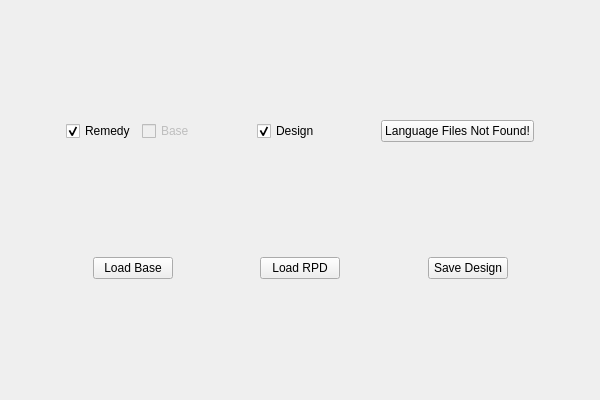
First picture: the form in RpdDesign/RpdDesign.ui, repository shengjie-lin/RPD-Design, before the edit.
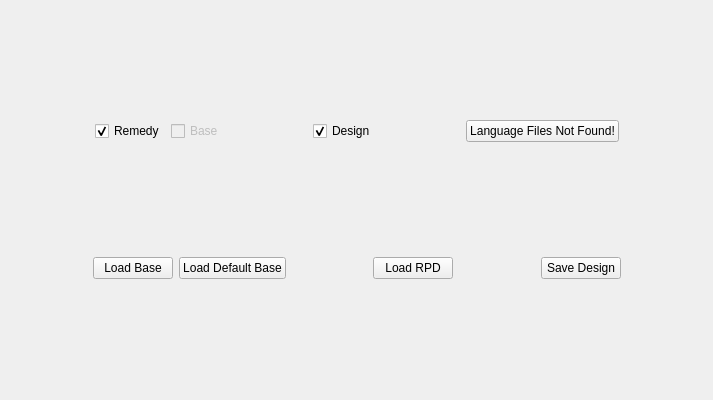
Second picture: the form after the edit.

Commit message: 1. embedded default base image 2. embedded translation files 3. improved README

```diff
--- a/RpdDesign/RpdDesign.ui
+++ b/RpdDesign/RpdDesign.ui
@@ -6,7 +6,7 @@
    <rect>
     <x>0</x>
     <y>0</y>
-    <width>600</width>
+    <width>713</width>
     <height>400</height>
    </rect>
   </property>
@@ -139,7 +139,14 @@
       </widget>
      </item>
      <item>
-      <spacer name="horizontalSpacer_5">
+      <widget class="QPushButton" name="loadDefaultBasePushButton">
+       <property name="text">
+        <string notr="true">Load Default Base</string>
+       </property>
+      </widget>
+     </item>
+     <item>
+      <spacer name="horizontalSpacer_9">
        <property name="orientation">
         <enum>Qt::Horizontal</enum>
        </property>
```
The commit also changes 17 other files.
